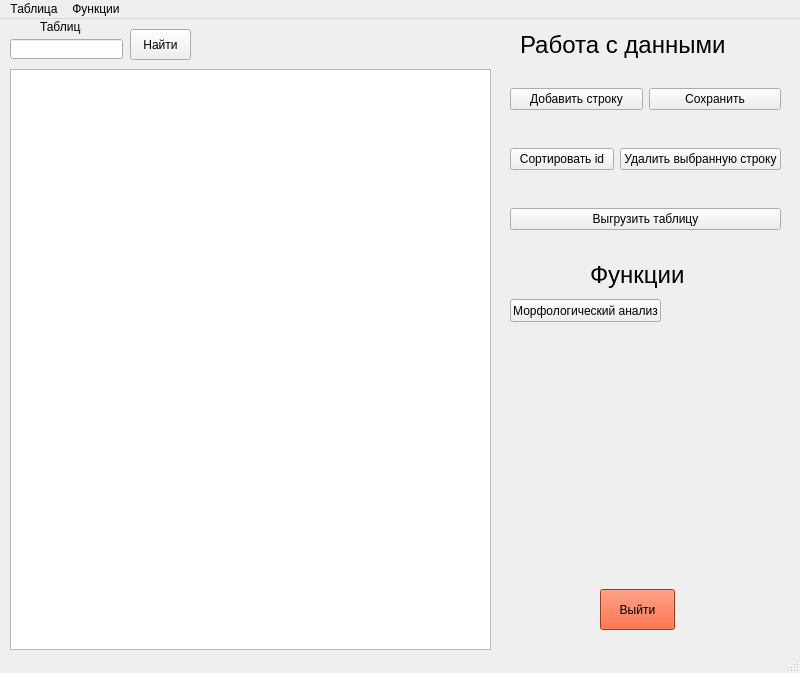
Qt form second_sep.ui (mosheadd/QtLang) before a commit.
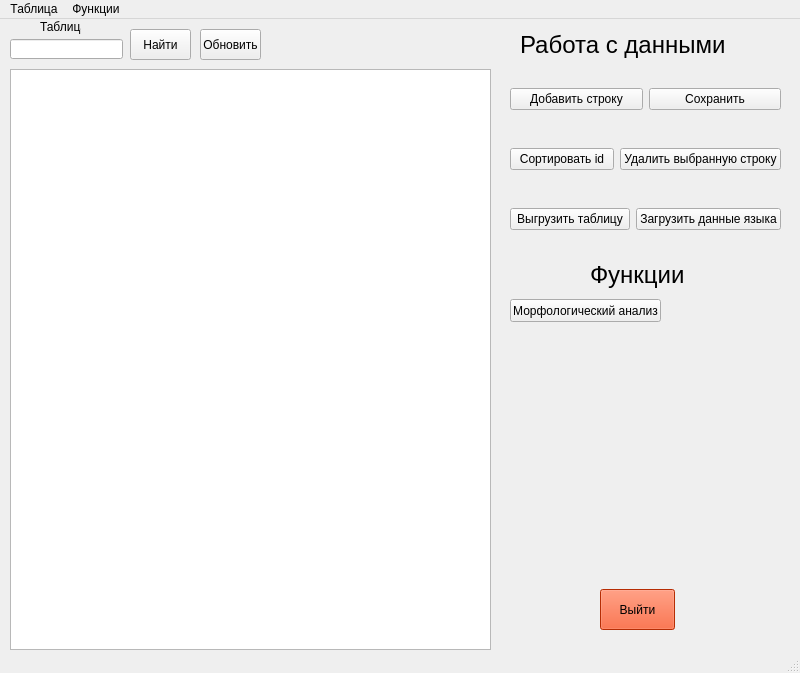
The same form after that commit.

Commit message: Update main menu in ui

```diff
--- a/second_sep.ui
+++ b/second_sep.ui
@@ -90,7 +90,7 @@
    <widget class="QLabel" name="label_18">
     <property name="geometry">
      <rect>
-      <x>200</x>
+      <x>270</x>
       <y>10</y>
       <width>221</width>
       <height>31</height>
@@ -185,6 +185,13 @@
        </property>
       </widget>
      </item>
+     <item>
+      <widget class="QPushButton" name="pushButton_10">
+       <property name="text">
+        <string>Загрузить данные языка</string>
+       </property>
+      </widget>
+     </item>
     </layout>
    </widget>
    <widget class="QLabel" name="label_5">
@@ -218,6 +225,19 @@
      <string>Морфологический анализ</string>
     </property>
    </widget>
+   <widget class="QPushButton" name="pushButton_9">
+    <property name="geometry">
+     <rect>
+      <x>200</x>
+      <y>10</y>
+      <width>61</width>
+      <height>31</height>
+     </rect>
+    </property>
+    <property name="text">
+     <string>Обновить</string>
+    </property>
+   </widget>
   </widget>
   <widget class="QMenuBar" name="menubar">
    <property name="geometry">
```
Left out of the diff: 12 changed lines with no effect on the pictures.
